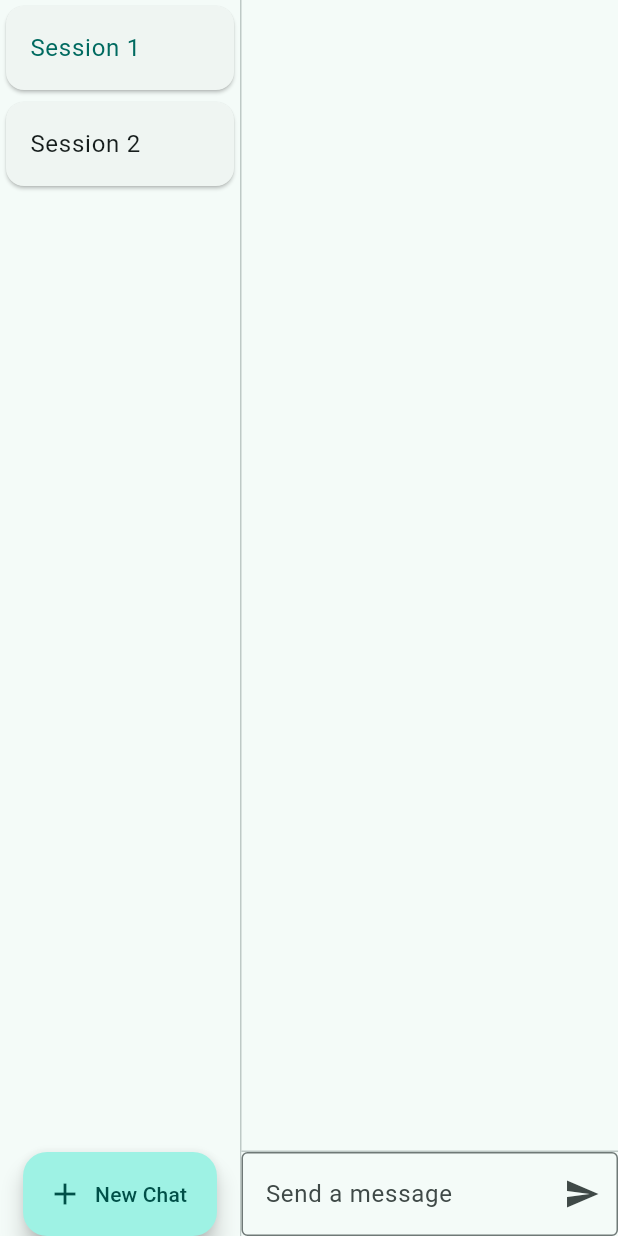
After one commit to crazytan/ChatMaster, a Flutter app: the screen it shows after launch, on a phone screen of 412 x 824 dp. The commit adds this screen. Run offline on Flutter 3.47's test engine with Material 2 defaults, Android fonts, the phone set to English and light mode, and no system bars; our stand-ins replace envied; missing offline and left inert: dart_openai; generated files the repository leaves out were written again.

Commit message:
Refactor left and right into separate widgets.

```diff
--- /dev/null
+++ b/lib/chat_screen.dart
@@ -0,0 +1,61 @@
+import 'package:flutter/material.dart';
+import 'package:provider/provider.dart';
+
+import 'chat_model.dart';
+import 'text_composer.dart';
+
+class ChatScreen extends StatelessWidget {
+  const ChatScreen({
+    super.key,
+    required FocusNode textInputFocusNode,
+  }) : _textInputFocusNode = textInputFocusNode;
+
+  final FocusNode _textInputFocusNode;
+
+  @override
+  Widget build(BuildContext context) {
+    return Column(children: [
+      Flexible(
+        child: Consumer<ChatModel>(
+          builder: (context, chatModel, _) => ListView.builder(
+            padding: const EdgeInsets.all(1.0),
+            reverse: true,
+            itemCount: chatModel.activeSession.messages.length,
+            itemBuilder: (_, index) => Container(
+              padding: const EdgeInsets.all(2.0),
+              child: Row(
+                mainAxisAlignment: chatModel.activeSession.isLatestMessageAtUserRole(index)
+                    ? MainAxisAlignment.end
+                    : MainAxisAlignment.start,
+                children: [
+                  IconButton(
+                      onPressed: () => chatModel.deleteMessageFromActiveSession(index), icon: const Icon(Icons.delete)),
+                  Flexible(
+                    child: Card(
+                      child: Padding(
+                        padding: const EdgeInsets.all(6.0),
+                        child: SelectableText(
+                          chatModel.activeSession.latestMessageAt(index).content,
+                          style: Theme.of(context).textTheme.bodyLarge,
+                          selectionControls: MaterialTextSelectionControls(),
+                          maxLines: null,
+                        ),
+                      ),
+                    ),
+                  ),
+                ],
+              ),
+            ),
+          ),
+        ),
+      ),
+      const Divider(height: 1.0),
+      Container(
+        decoration: BoxDecoration(color: Theme.of(context).cardColor),
+        child: TextComposer(
+          focusNode: _textInputFocusNode,
+        ),
+      ),
+    ]);
+  }
+}
--- /dev/null
+++ b/lib/session_list.dart
@@ -0,0 +1,53 @@
+import 'package:flutter/material.dart';
+import 'package:provider/provider.dart';
+
+import 'chat_model.dart';
+
+class SessionList extends StatelessWidget {
+  const SessionList({
+    super.key,
+    required FocusNode textInputFocusNode,
+  }) : _textInputFocusNode = textInputFocusNode;
+
+  final FocusNode _textInputFocusNode;
+
+  @override
+  Widget build(BuildContext context) {
+    return Consumer<ChatModel>(builder: (context, chatModel, _) => sizedBox(context, chatModel));
+  }
+
+  Widget sizedBox(BuildContext context, ChatModel chatModel) {
+    return SizedBox(
+      width: 160.0,
+      child: Column(
+        children: [
+          Expanded(
+            child: ListView.builder(
+              itemCount: chatModel.sessions.length,
+              itemBuilder: (context, index) => Card(
+                child: ListTile(
+                  title: Text(
+                    chatModel.sessions[index].name,
+                  ),
+                  selected: chatModel.activeSessionIndex == index,
+                  onTap: () {
+                    chatModel.setActiveSession(index);
+                    FocusScope.of(context).requestFocus(_textInputFocusNode);
+                  },
+                ),
+              ),
+            ),
+          ),
+          FloatingActionButton.extended(
+            onPressed: () {
+              chatModel.createNewSession();
+              FocusScope.of(context).requestFocus(_textInputFocusNode);
+            },
+            label: const Text('New Chat'),
+            icon: const Icon(Icons.add),
+          ),
+        ],
+      ),
+    );
+  }
+}
```
Also changed, not shown: lib/main.dart (+4 -75 lines).
